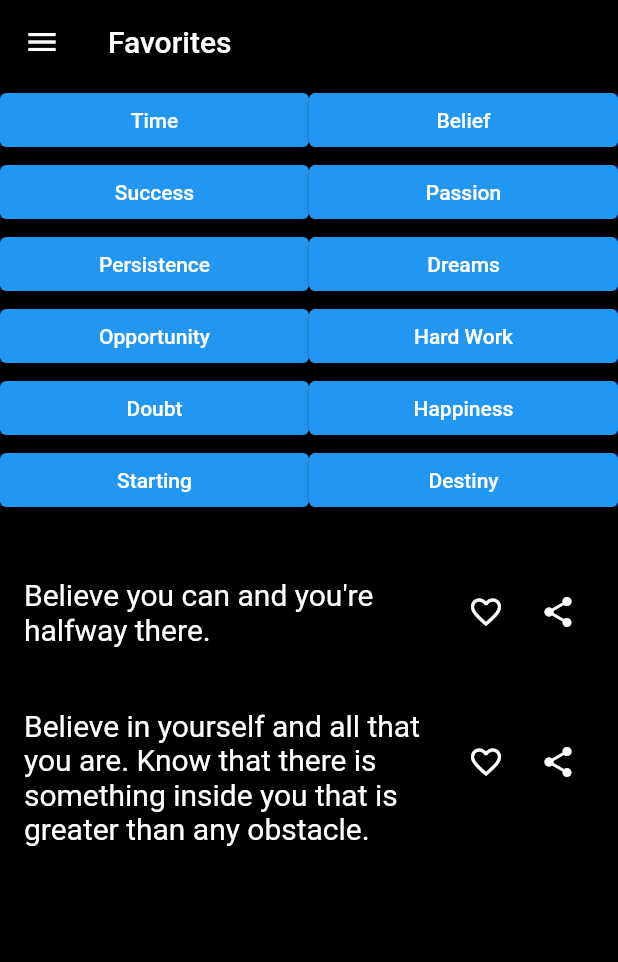
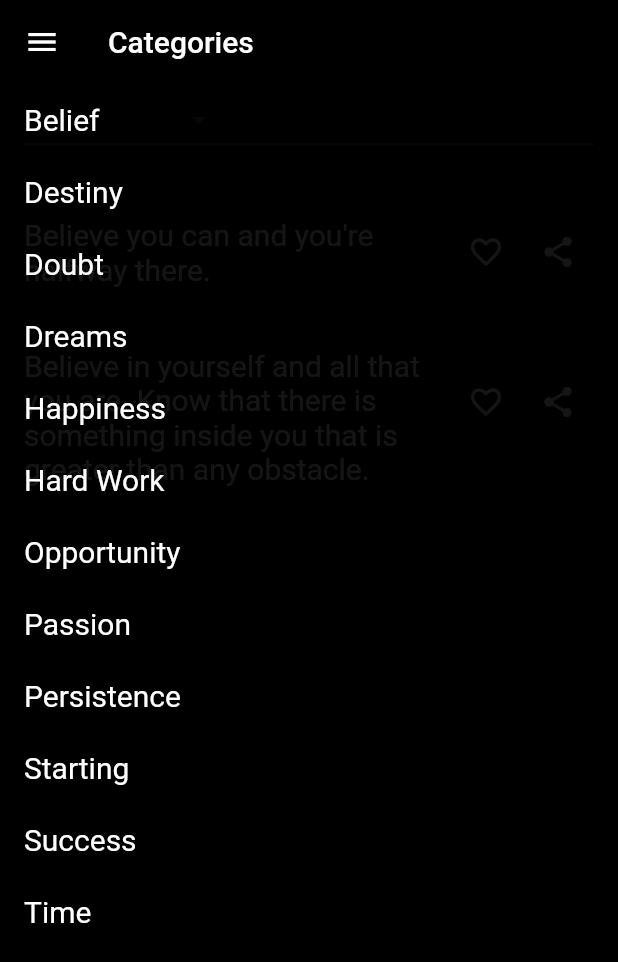
Before and after one commit to DevranAkat/QuotesAppFlutter, a Flutter app: the CategoriesPage screen opened by its route, after a tap on "Belief", on a phone screen of 412 x 824 dp. Shown: the top 962 px of the screen. Run offline on Flutter 3.47's test engine with Material 2 defaults, Android fonts, the phone set to English and light mode, and no system bars; our stand-ins replace share, shared_preferences; accounts and stored records are empty.

Commit message:
Changed categories to Dropdown

```diff
--- a/lib/screens/categories_page.dart
+++ b/lib/screens/categories_page.dart
@@ -14,9 +14,27 @@ class CategoriesPage extends StatefulWidget {
 
 class _CategoriesPageState extends State<CategoriesPage> {
   final Future<SharedPreferences> _prefs = SharedPreferences.getInstance();
-  String selectedCategory = '';
+  late String selectedCategory;
   List<Quote> filteredQuotes = [];
   List<String> quotesLiked = [];
+  List<String> categories = quotes.map((quote) => quote.category).toSet().toList();
+
+  @override
+  void initState() {
+    super.initState();
+    sortCategories();
+    filterQuotesByCategory('');
+    getLikedQuotesList();
+  }
+
+  void sortCategories() => categories.sort();
+
+  void filterQuotesByCategory(String category) {
+    setState(() {
+      selectedCategory = category == '' ? categories[0] : category;
+      filteredQuotes = quotes.where((quote) => quote.category == selectedCategory).toList();
+    });
+  }
 
   void getLikedQuotesList() async{
     final SharedPreferences prefs = await _prefs;
@@ -25,40 +43,35 @@ class _CategoriesPageState extends State<CategoriesPage> {
     });
   }
 
-  @override
-  void initState() {
-    super.initState();
-    filterQuotesByCategory('');
-    getLikedQuotesList();
-  }
-
-  void filterQuotesByCategory(String category) {
-    setState(() {
-      selectedCategory = category;
-      filteredQuotes = quotes.where((quote) => quote.category == category).toList();
-    });
-  }
-
-  Widget buildCategoryButton(String category) {
-    return ElevatedButton(
-      onPressed: () => filterQuotesByCategory(category),
-      child: Text(category),
+  Widget buildCategoryDropdown() {
+    return Center(
+      child: Container(
+        width: double.infinity,
+        padding: const EdgeInsets.symmetric(horizontal: 16),
+        child: DropdownButton<String>(
+          value: selectedCategory,
+          dropdownColor: Colors.black87,
+          onChanged: (newValue) {
+            setState(() {
+              selectedCategory = newValue!;
+              filterQuotesByCategory(newValue);
+            });
+          },
+          items: categories
+            .map((category) => DropdownMenuItem<String>(
+              value: category,
+              child: Text(
+                category,
+                style: const TextStyle(
+                  color: Colors.white,
+                  fontSize: 20.0,
+                ),
+              ),
+            ))
+            .toList(),
+        ),
+      ),
     );
-  }
-
-  List<Widget> buildCategoryButtons() {
-    List<String> categories = quotes.map((quote) => quote.category).toSet().toList();
-    List<Widget> buttons = [];
-
-    for (int i = 0; i < categories.length; i += 2) {
-      List<Widget> rowButtons = [];
-
-      for (int j = i; j < i + 2 && j < categories.length; j++) {
-        rowButtons.add(Expanded(child: buildCategoryButton(categories[j])));
-      }
-      buttons.add(Row(children: rowButtons));
-    }
-    return buttons;
   }
 
   Future<void> toggleLike(id) async {
@@ -78,12 +91,16 @@ class _CategoriesPageState extends State<CategoriesPage> {
       appBar: AppBar(
         backgroundColor: Colors.transparent,
         elevation: 0,
-        title: const Text('Favorites'),
+        title: const Text('Categories'),
       ),
       body: Column(
         children: [
-          Wrap(
-            children: buildCategoryButtons(),
+          Row(
+            children: [
+              Expanded(
+                child: buildCategoryDropdown(),
+              ),
+            ],
           ),
           const SizedBox(height: 20),
           Expanded(
```
